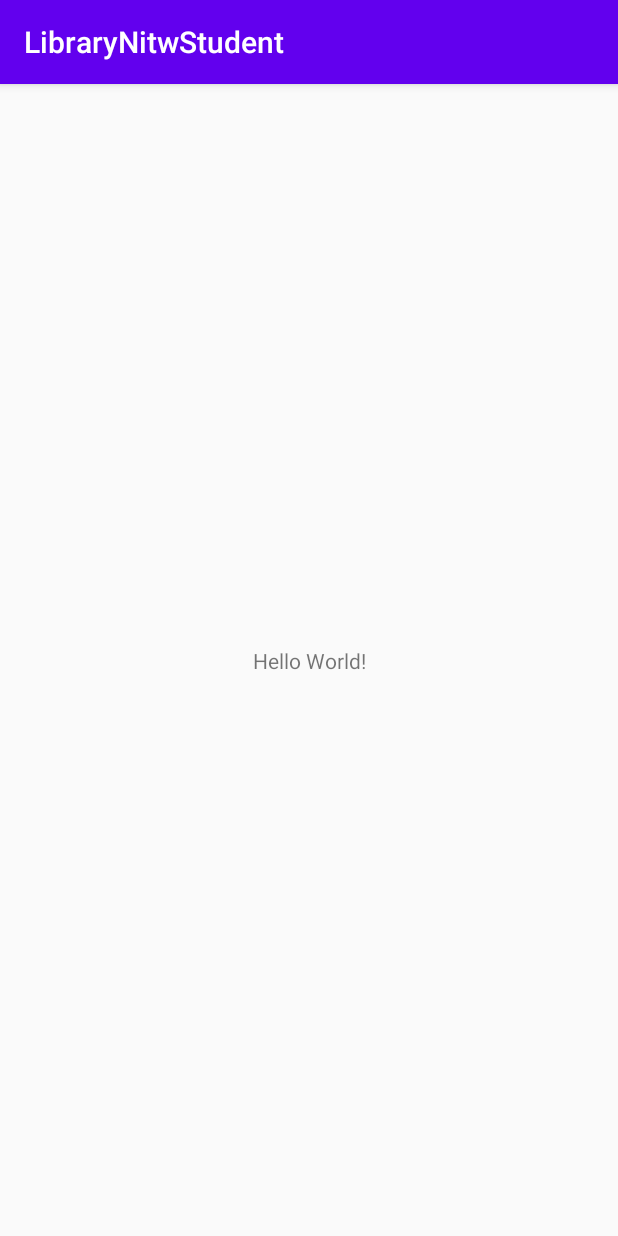
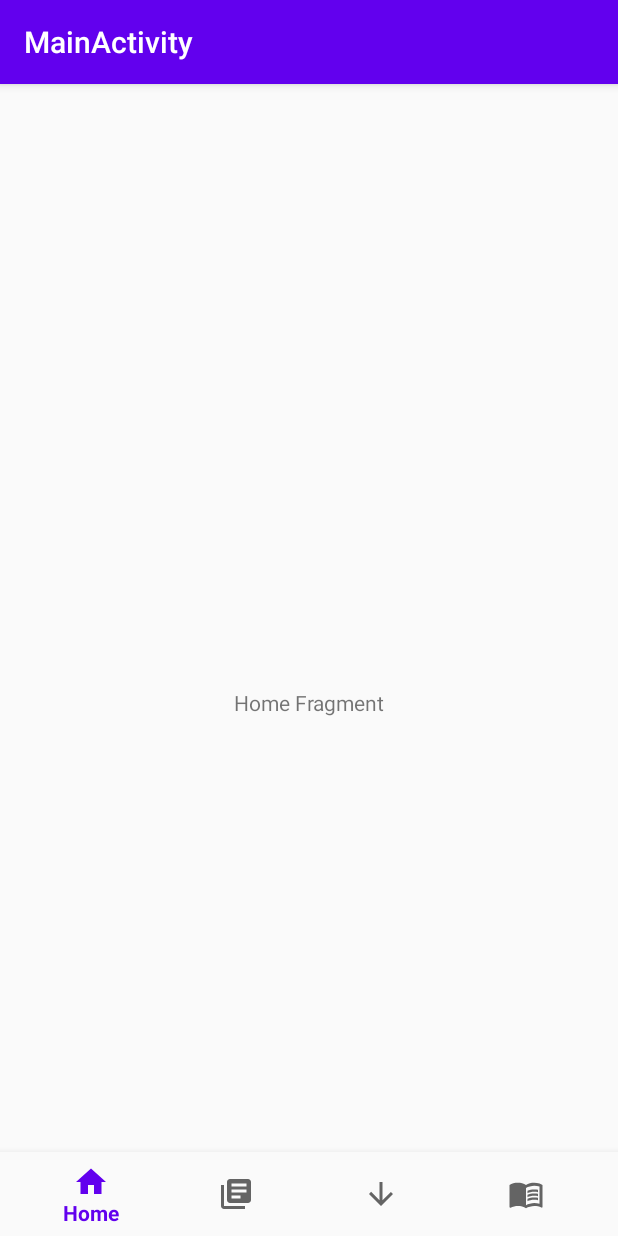
Before and after one commit to devNitw/libNitwStudent, an Android app: the MainActivity screen opened directly, with no data from a screen before it, on a phone screen of 412 x 824 dp. Run offline under Robolectric (Android 15) with nearby library versions, the phone set to English and light mode, and no system bars.

Commit message:
Some git headache was resolved

```diff
--- a/app/src/main/AndroidManifest.xml
+++ b/app/src/main/AndroidManifest.xml
@@ -10,15 +10,8 @@
         android:supportsRtl="true"
         android:theme="@style/AppTheme">
         <activity
-            android:name=".Ui.MenuActivity"
+            android:name=".Ui.MainActivity"
             android:label="@string/title_activity_menu"></activity>
-        <activity android:name=".MainActivity">
-            <intent-filter>
-                <action android:name="android.intent.action.MAIN" />
-
-                <category android:name="android.intent.category.LAUNCHER" />
-            </intent-filter>
-        </activity>
     </application>
 
 </manifest>
--- a/app/src/main/java/com/example/librarynitwstudent/MainActivity.java
+++ /dev/null
@@ -1,20 +0,0 @@
-package com.example.librarynitwstudent;
-
-import androidx.appcompat.app.AppCompatActivity;
-
-import android.content.Intent;
-import android.os.Bundle;
-
-import com.example.librarynitwstudent.Ui.MenuActivity;
-
-public class MainActivity extends AppCompatActivity {
-
-    @Override
-    protected void onCreate(Bundle savedInstanceState) {
-        super.onCreate(savedInstanceState);
-        setContentView(R.layout.activity_main);
-
-        Intent intent = new Intent(this, MenuActivity.class);
-        startActivity(intent);
-    }
-}
--- a/app/src/main/java/com/example/librarynitwstudent/Ui/MenuActivity.java
+++ b/app/src/main/java/com/example/librarynitwstudent/Ui/MainActivity.java
@@ -10,12 +10,12 @@ import androidx.annotation.NonNull;
 import androidx.appcompat.app.AppCompatActivity;
 import androidx.fragment.app.Fragment;
 
-public class MenuActivity extends AppCompatActivity {
+public class MainActivity extends AppCompatActivity {
 
     @Override
     protected void onCreate(Bundle savedInstanceState) {
         super.onCreate(savedInstanceState);
-        setContentView(R.layout.activity_menu);
+        setContentView(R.layout.activity_main);
         BottomNavigationView bottomNav = findViewById(R.id.nav_view);
         bottomNav.setOnNavigationItemSelectedListener(navListener);
 
--- a/app/src/main/res/layout/activity_main.xml
+++ b/app/src/main/res/layout/activity_main.xml
@@ -1,16 +1,30 @@
 <?xml version="1.0" encoding="utf-8"?>
 <androidx.constraintlayout.widget.ConstraintLayout xmlns:android="http://schemas.android.com/apk/res/android"
     xmlns:app="http://schemas.android.com/apk/res-auto"
-    xmlns:tools="http://schemas.android.com/tools"
+    android:id="@+id/container"
     android:layout_width="match_parent"
     android:layout_height="match_parent"
-    tools:context=".MainActivity">
+    android:paddingTop="?attr/actionBarSize">
 
-    <TextView
-        android:layout_width="wrap_content"
+    <com.google.android.material.bottomnavigation.BottomNavigationView
+        android:id="@+id/nav_view"
+        android:layout_width="0dp"
         android:layout_height="wrap_content"
-        android:text="Hello World!"
+        android:layout_marginStart="0dp"
+        android:layout_marginEnd="0dp"
+        android:background="?android:attr/windowBackground"
         app:layout_constraintBottom_toBottomOf="parent"
+        app:layout_constraintLeft_toLeftOf="parent"
+        app:layout_constraintRight_toRightOf="parent"
+        app:menu="@menu/bottom_nav_menu" />
+
+    <fragment
+        android:id="@+id/nav_fragment_host"
+        android:name="androidx.navigation.fragment.NavHostFragment"
+        android:layout_width="match_parent"
+        android:layout_height="match_parent"
+        app:defaultNavHost="true"
+        app:layout_constraintBottom_toTopOf="@id/nav_view"
         app:layout_constraintLeft_toLeftOf="parent"
         app:layout_constraintRight_toRightOf="parent"
         app:layout_constraintTop_toTopOf="parent" />
```
Also changed, not shown: app/src/main/res/layout/activity_menu.xml (deleted, +0 -32 lines).
